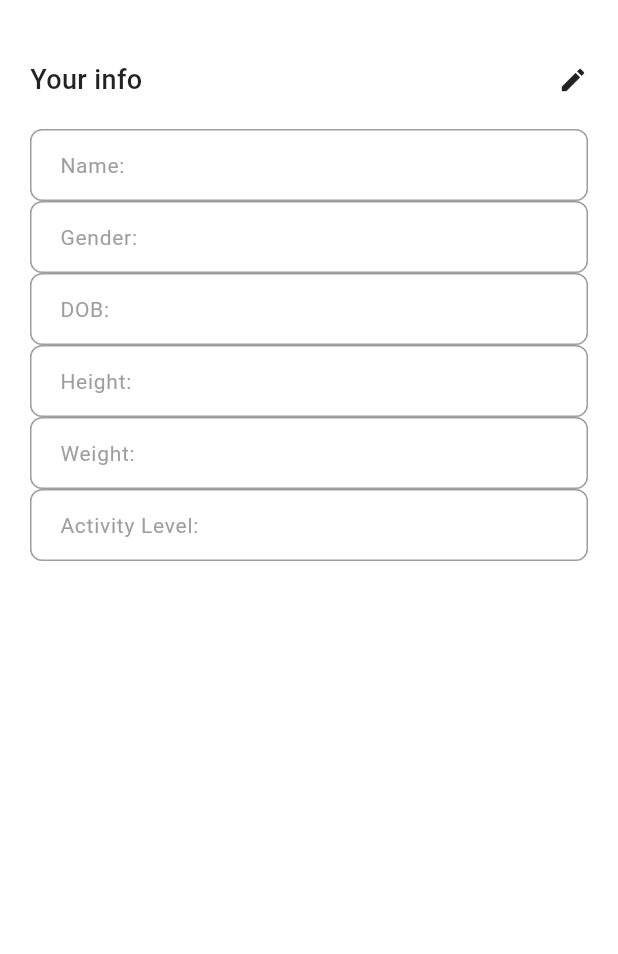
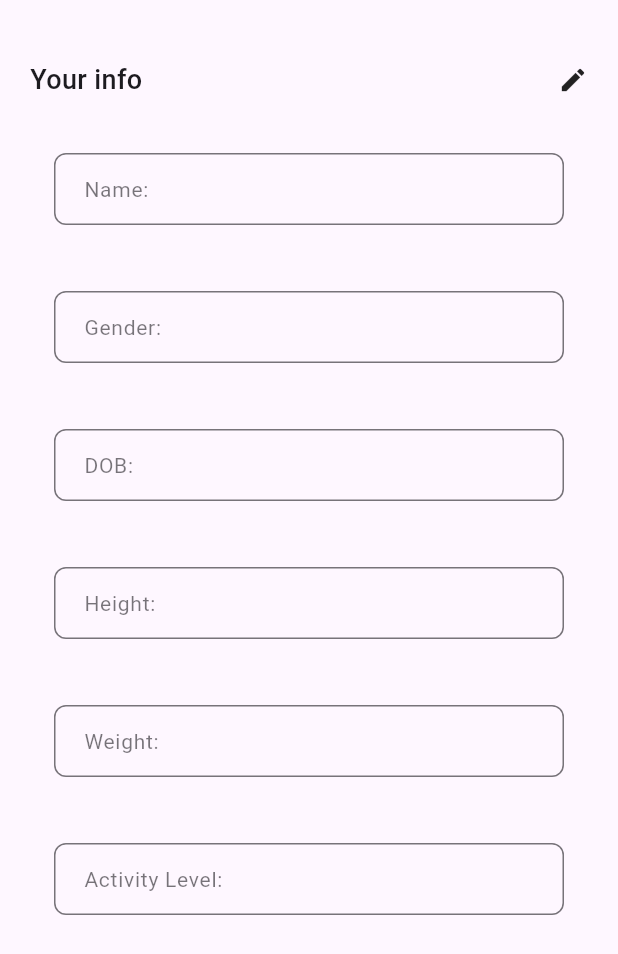
Before and after one commit to shivam-mk1/nourish-app, a Flutter app: the ProfileInfoScreen screen opened directly, on a phone screen of 412 x 824 dp. Shown: the top 954 px of the screen. Run offline on Flutter 3.47's test engine with Material 3 defaults, Android fonts, the phone set to English and light mode, and no system bars; our stand-ins replace go_router.

Commit message:
tested and added the theme color

```diff
--- a/lib/main.dart
+++ b/lib/main.dart
@@ -1,5 +1,4 @@
 import 'package:flutter/material.dart';
-import 'package:nourish_app/widgets/app_text_field.dart';
 
 import 'package:provider/provider.dart';
 
@@ -7,10 +6,10 @@ import 'router.dart';
 import 'providers.dart';
 
 void main() {
-  runApp( MaterialApp(home:ProfileInfoScreen())/*MyApp()*/);
+  runApp(MyApp());
 }
 
-/*class MyApp extends StatelessWidget {
+class MyApp extends StatelessWidget {
   const MyApp({super.key});
 
   @override
@@ -26,4 +25,4 @@ void main() {
       ),
     );
   }
-}*/
+}
--- a/lib/widgets/app_text_field.dart
+++ b/lib/widgets/app_text_field.dart
@@ -47,52 +47,59 @@ class _AppTextFieldState extends State<AppTextField> {
 
   @override
   Widget build(BuildContext context) {
-    return TextFormField(
+    final colorScheme = Theme.of(context).colorScheme;
+
+    return Container(
+      margin: const EdgeInsets.only(bottom: 12.0),
+      padding: const EdgeInsets.all(16.0),
+
+      child: TextFormField(
         controller: widget.controller,
         enabled: widget.enabled,
         obscureText: _isObscured,
 
         keyboardType: widget.keyboardType,
         validator: widget.validator,
-      style: const TextStyle(fontSize: 16, color: Colors.black87),
+        style:  TextStyle(fontSize: 16, color: colorScheme.onSurface),
         decoration: InputDecoration(
           labelText: widget.label,
           hintText: widget.hintText,
           labelStyle:
               widget.labelStyle ??
-            const TextStyle(color: Colors.grey, fontSize: 14),
+               TextStyle(color:colorScheme.onSurface.withOpacity(0.6), fontSize: 14),
           hintStyle:
               widget.hintStyle ??
-            const TextStyle(color: Colors.grey, fontSize: 16),
+               TextStyle(color:colorScheme.onSurface.withOpacity(0.6), fontSize: 16),
           prefixIcon: widget.prefixIcon,
-        suffixIcon: _buildSuffixIcon(),
+          suffixIcon: _buildSuffixIcon(colorScheme),
           contentPadding: const EdgeInsets.symmetric(
             horizontal: 16,
             vertical: 12,
           ),
           enabledBorder: OutlineInputBorder(
             borderRadius: BorderRadius.circular(8),
-          borderSide: const BorderSide(color: Colors.grey),
+            borderSide:  BorderSide(color:colorScheme.onSurface.withOpacity(0.6)),
           ),
           disabledBorder: OutlineInputBorder(
             borderRadius: BorderRadius.circular(8),
-          borderSide: const BorderSide(color: Colors.grey),
+            borderSide:  BorderSide(color:colorScheme.onSurface.withOpacity(0.6)),
           ),
           focusedBorder: OutlineInputBorder(
             borderRadius: BorderRadius.circular(8),
-          borderSide: const BorderSide(color: Colors.blue),
+            borderSide:  BorderSide(color:colorScheme.primary),
           ),
           isDense: true,
+        ),
       ),
     );
   }
 
-  Widget? _buildSuffixIcon() {
+  Widget? _buildSuffixIcon(ColorScheme colorScheme) {
     if (widget.obscureText) {
       return IconButton(
         icon: Icon(
           _isObscured ? Icons.visibility_off : Icons.visibility,
-          color: Colors.grey[600],
+          color:colorScheme.onSurfaceVariant,
           size: 20,
         ),
         onPressed:
--- a/lib/widgets/app_text_field_example.dart
+++ b/lib/widgets/app_text_field_example.dart
@@ -38,10 +38,14 @@ class _ProfileInfoScreenState extends State<ProfileInfoScreen> {
     }
   }
 
+
+
   @override
   Widget build(BuildContext context) {
+     final colorScheme = Theme.of(context).colorScheme;
+
     return Scaffold(
-      backgroundColor: Colors.white,
+      backgroundColor:colorScheme.background,
       body: SafeArea(
         child: Padding(
           padding: const EdgeInsets.all(20.0),
@@ -54,12 +58,12 @@ class _ProfileInfoScreenState extends State<ProfileInfoScreen> {
               Row(
                 mainAxisAlignment: MainAxisAlignment.spaceBetween,
                 children: [
-                  const Text(
+                   Text(
                     'Your info',
                     style: TextStyle(
                       fontSize: 18,
                       fontWeight: FontWeight.w500,
-                      color: Colors.black87,
+                      color:colorScheme.onSurface,
                     ),
                   ),
                   GestureDetector(
```
Lines whose indentation alone changed are shown as unchanged.
